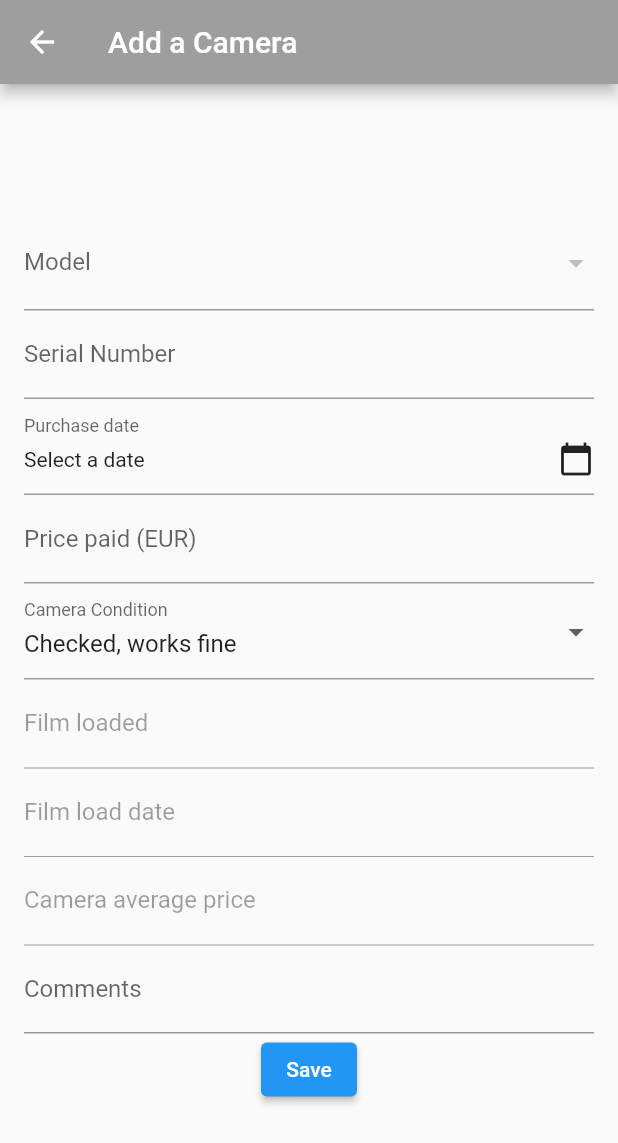
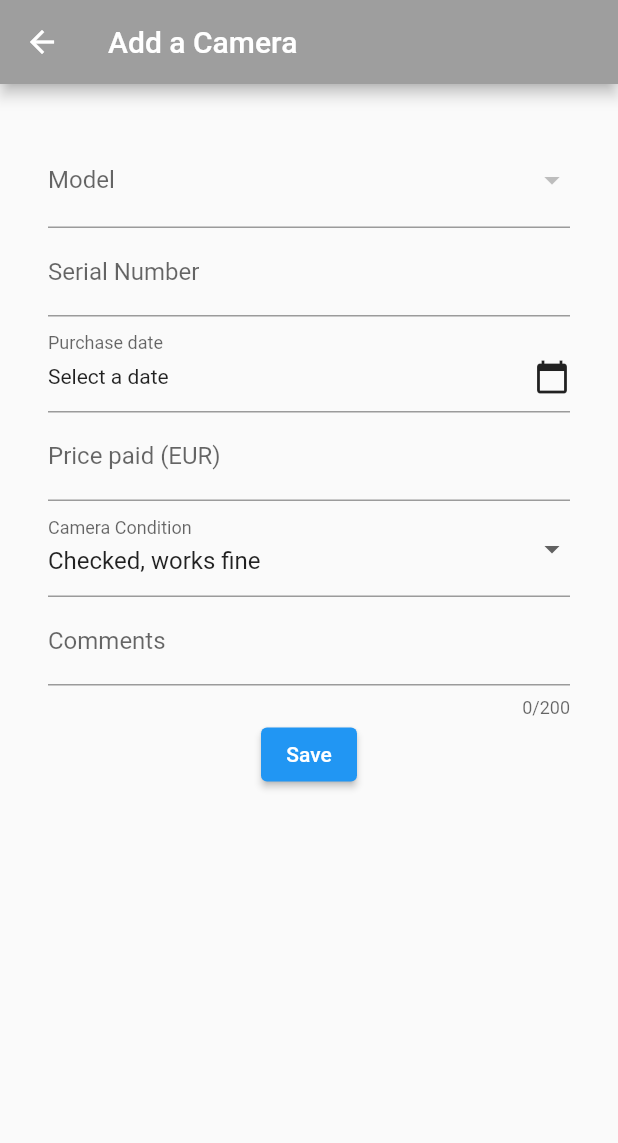
Before and after one commit to AlexGuoussatchok/analog_faith, a Flutter app: the AddCameraScreen screen opened by its route, on a phone screen of 412 x 824 dp. Shown: the top 1143 px of the screen. Run offline on Flutter 3.47's test engine with Material 2 defaults, Android fonts, the phone set to English and light mode, and no system bars; our stand-ins replace sqflite; accounts and stored records are empty.

Commit message:
+ add a camera screen  - body padding added

```diff
--- a/lib/screens/add_camera_screen.dart
+++ b/lib/screens/add_camera_screen.dart
@@ -26,9 +26,9 @@ class _AddCameraScreenState extends State<AddCameraScreen> {
   final TextEditingController purchaseDateController = TextEditingController();
   final TextEditingController pricePaidController = TextEditingController();
   final TextEditingController conditionController = TextEditingController();
-  final TextEditingController filmLoadedController = TextEditingController();
-  final TextEditingController filmLoadDateController = TextEditingController();
-  final TextEditingController averagePriceController = TextEditingController();
+  // final TextEditingController filmLoadedController = TextEditingController();
+  // final TextEditingController filmLoadDateController = TextEditingController();
+  // final TextEditingController averagePriceController = TextEditingController();
   final TextEditingController commentsController = TextEditingController();
 
 
@@ -100,7 +100,8 @@ class _AddCameraScreenState extends State<AddCameraScreen> {
         title: const Text('Add a Camera'),
         backgroundColor: Colors.grey,
       ),
-      body: Center(
+      body: Padding(
+        padding: const EdgeInsets.all(16.0),
         child: Padding(
           padding: const EdgeInsets.all(16.0),
           child: SingleChildScrollView(
@@ -172,7 +173,7 @@ class _AddCameraScreenState extends State<AddCameraScreen> {
                   inputFormatters: <TextInputFormatter>[
                     FilteringTextInputFormatter.allow(RegExp(r'^\d+(\.\d{0,2})?$')),
                   ],
-                  decoration: InputDecoration(
+                  decoration: const InputDecoration(
                     labelText: 'Price paid (EUR)',
                     suffixText: 'EUR', // Display EUR as suffix
                   ),
@@ -192,24 +193,25 @@ class _AddCameraScreenState extends State<AddCameraScreen> {
                   },
                   decoration: const InputDecoration(labelText: 'Camera Condition'),
                 ),
-              TextField(
-                controller: filmLoadedController,
-                enabled: false,
-                decoration: const InputDecoration(labelText: 'Film loaded'),
-              ),
-              TextField(
-                controller: filmLoadDateController,
-                enabled: false,
-                decoration: const InputDecoration(labelText: 'Film load date'),
-              ),
-              TextField(
-                controller: averagePriceController,
-                enabled: false,
-                decoration: const InputDecoration(
-                    labelText: 'Camera average price'),
-              ),
+              // TextField(
+              //   controller: filmLoadedController,
+              //   enabled: false,
+              //   decoration: const InputDecoration(labelText: 'Film loaded'),
+              // ),
+              // TextField(
+              //   controller: filmLoadDateController,
+              //   enabled: false,
+              //   decoration: const InputDecoration(labelText: 'Film load date'),
+              // ),
+              // TextField(
+              //   controller: averagePriceController,
+              //   enabled: false,
+              //   decoration: const InputDecoration(
+              //       labelText: 'Camera average price'),
+              // ),
               TextField(
                 controller: commentsController,
+                maxLength: 200,
                 decoration: const InputDecoration(labelText: 'Comments'),
               ),
               // Add more text fields for other camera details
@@ -224,9 +226,9 @@ class _AddCameraScreenState extends State<AddCameraScreen> {
                       : '';
                   final pricePaid = pricePaidController.text;
                   final condition = conditionController.text;
-                  final filmLoaded = filmLoadedController.text;
-                  final filmLoadDate = filmLoadDateController.text;
-                  final averagePrice = averagePriceController.text;
+                  // final filmLoaded = filmLoadedController.text;
+                  // final filmLoadDate = filmLoadDateController.text;
+                  // final averagePrice = averagePriceController.text;
                   final comments = commentsController.text;
                   // Retrieve values for other fields similarly
 
```
